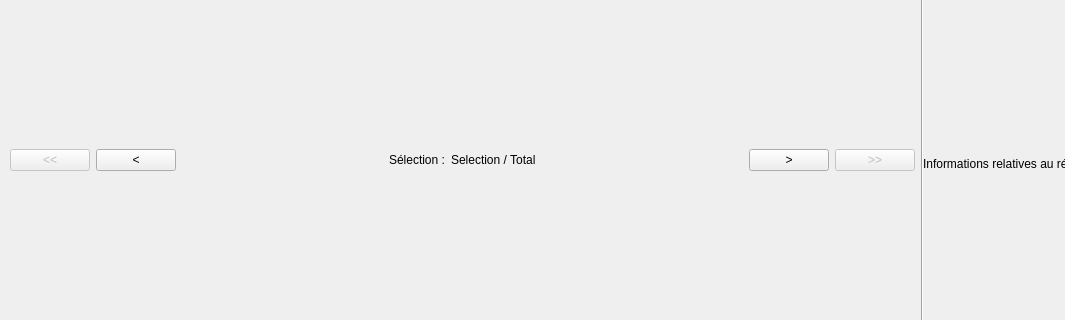
The window that Vue/FenetrePrincipaleDesign.ui (DoykFilt/sensorsNetwork) describes before a commit, drawn with Qt 5; both pictures show x 0 to 1065 and y 211 to 531 of the 1200 by 741 pixel window.
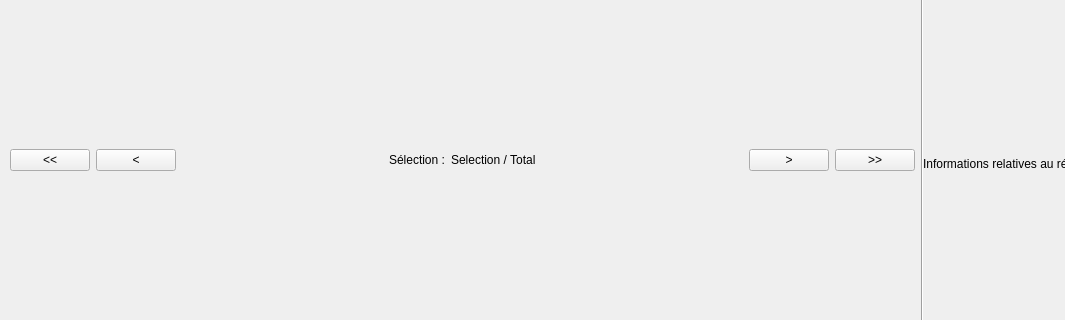
The same window after the commit.

Patch:
```diff
--- a/Vue/FenetrePrincipaleDesign.ui
+++ b/Vue/FenetrePrincipaleDesign.ui
@@ -72,7 +72,7 @@
          <item>
           <widget class="QPushButton" name="FPD_boutton_saut_arriere">
            <property name="enabled">
-            <bool>false</bool>
+            <bool>true</bool>
            </property>
            <property name="text">
             <string>&lt;&lt;</string>
@@ -136,7 +136,7 @@
          <item>
           <widget class="QPushButton" name="FPD_boutton_saut_avant">
            <property name="enabled">
-            <bool>false</bool>
+            <bool>true</bool>
            </property>
            <property name="text">
             <string>&gt;&gt;</string>
```
